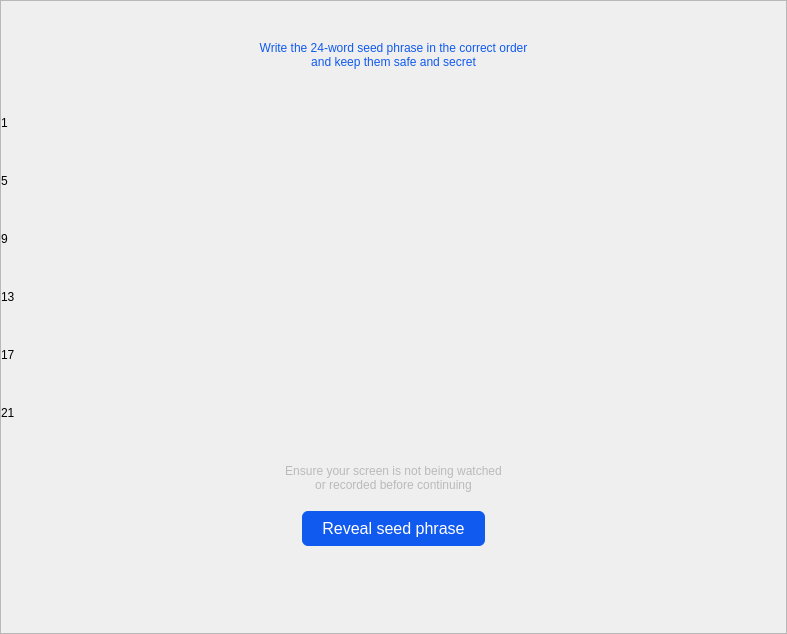
Before: the Qt Designer form src/qt/veil/forms/tutorialmnemoniccode.ui in Veil-Project/veil, drawn with Qt 5.
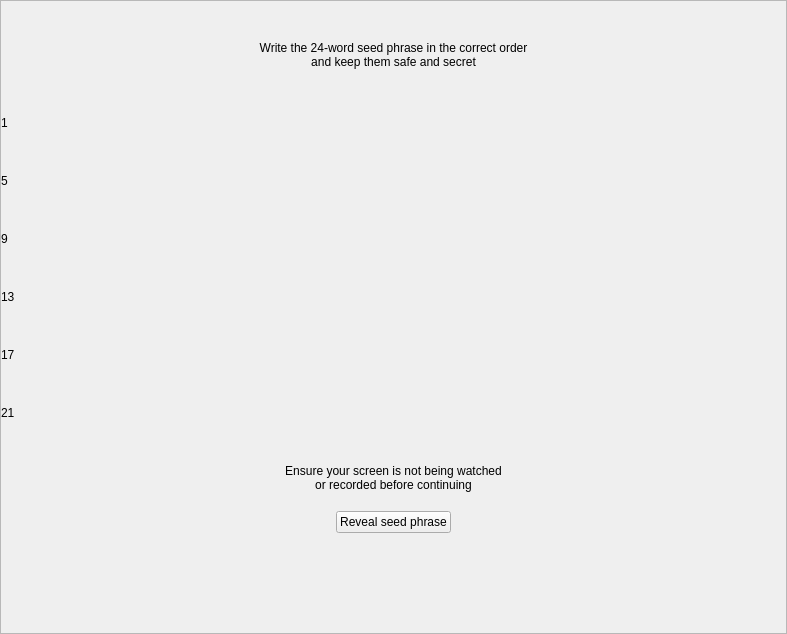
After: the same form once the commit is applied.

What changed in the file:
```diff
--- a/src/qt/veil/forms/tutorialmnemoniccode.ui
+++ b/src/qt/veil/forms/tutorialmnemoniccode.ui
@@ -80,9 +80,6 @@
           <height>40</height>
          </size>
         </property>
-        <property name="styleSheet">
-         <string notr="true">color:#105aef;</string>
-        </property>
         <property name="text">
          <string>Write the 24-word seed phrase in the correct order
 and keep them safe and secret
@@ -238,9 +235,6 @@
           <height>40</height>
          </size>
         </property>
-        <property name="styleSheet">
-         <string notr="true">color:#bababa;</string>
-        </property>
         <property name="text">
          <string>Ensure your screen is not being watched
 or recorded before continuing
@@ -271,27 +265,6 @@
         <property name="autoFillBackground">
          <bool>false</bool>
         </property>
-        <property name="styleSheet">
-         <string notr="true">#btnReveal {
-border-radius: 6px;
-color: #FFFFFF;
-font-size: 16px;
-background-color:#105aef;
-line-height:10px;
-padding:8 20 8 20;
-}
-
-#btnReveal:hover {
-  background-color:#0e45b4;
-}
-
-#btnReveal:disabled {
-color: #bababa;
-background-color:#ffffff;
-border-color:#105aef;
-border:1px solid #bababa;
-}</string>
-        </property>
         <property name="text">
          <string>Reveal seed phrase</string>
         </property>
```
